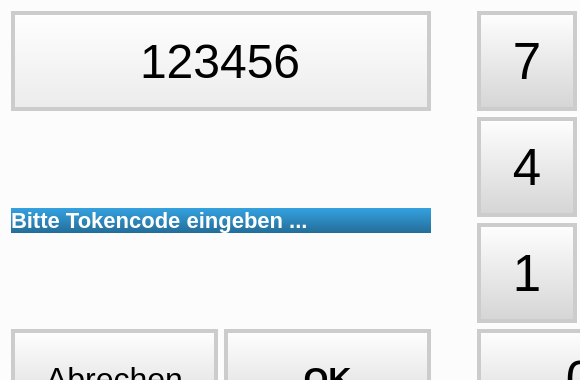
First picture: the form in code.ui, repository fsiwi-hka/coffeesale, before the edit; both pictures show x 0 to 580 and y 0 to 380 of the 800 by 480 pixel window.
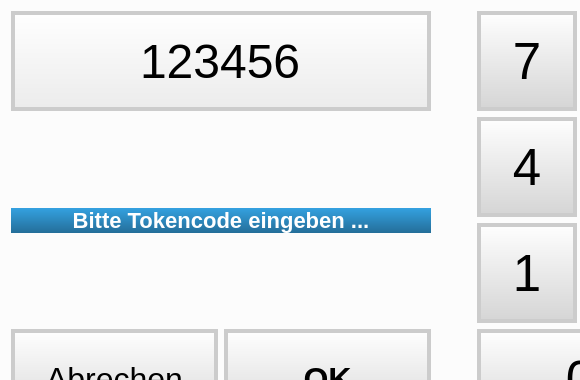
Second picture: the form after the edit. Icons and pictures are not drawn.

Commit message: Aligns the message label in code.ui to center/center

```diff
--- a/code.ui
+++ b/code.ui
@@ -162,6 +162,9 @@
          <property name="text">
           <string>Bitte Tokencode eingeben ...</string>
          </property>
+         <property name="alignment">
+          <set>Qt::AlignCenter</set>
+         </property>
         </widget>
        </item>
        <item>
```
